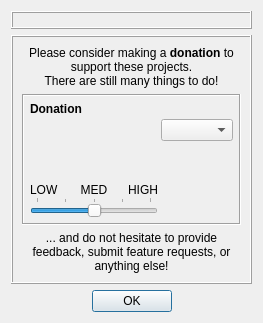
Above: qtfuzzylite/ui/About.ui from fuzzylite/fuzzylite before the change. Below: the same form after it.
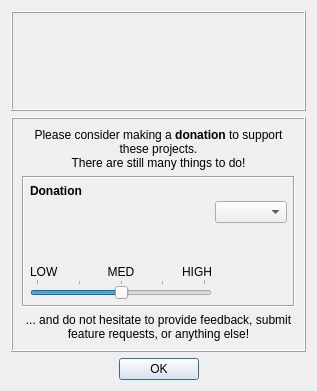
That is the form after the change. Icons and pictures are not drawn.

Commit message: qt: Mac OS changes ready

Diff of the .ui file:
```diff
--- a/qtfuzzylite/ui/About.ui
+++ b/qtfuzzylite/ui/About.ui
@@ -9,16 +9,10 @@
    <rect>
     <x>0</x>
     <y>0</y>
-    <width>278</width>
-    <height>395</height>
+    <width>317</width>
+    <height>391</height>
    </rect>
   </property>
-  <property name="sizePolicy">
-   <sizepolicy hsizetype="Fixed" vsizetype="Fixed">
-    <horstretch>0</horstretch>
-    <verstretch>0</verstretch>
-   </sizepolicy>
-  </property>
   <property name="windowTitle">
    <string>About qtfuzzylite</string>
   </property>
@@ -27,9 +21,6 @@
     <normaloff>:/qtfuzzylite.png</normaloff>:/qtfuzzylite.png</iconset>
   </property>
   <layout class="QVBoxLayout" name="verticalLayout">
-   <property name="sizeConstraint">
-    <enum>QLayout::SetFixedSize</enum>
-   </property>
    <item>
     <widget class="QLabel" name="lbl_header">
      <property name="sizePolicy">
```
Left out of the diff: 3 changed lines with no effect on the pictures. The commit also changes 2 other files.
